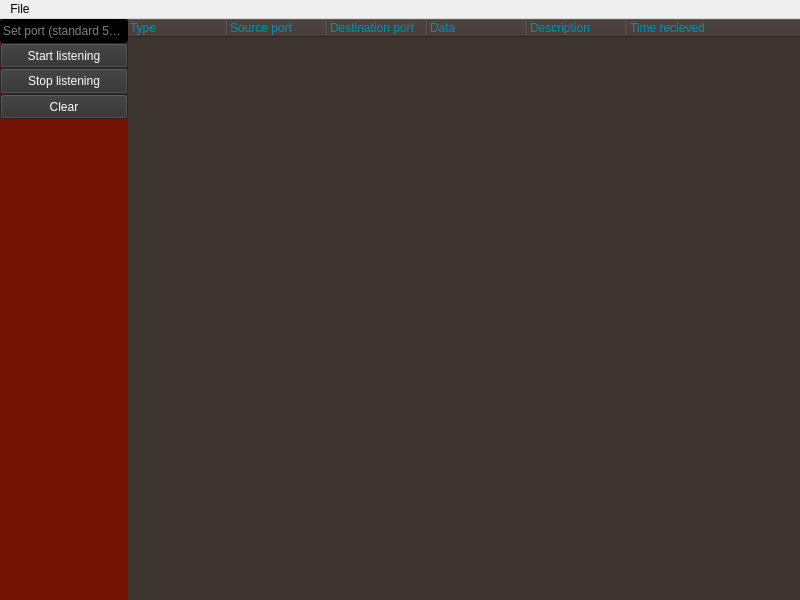
Qt form mainwindow.ui (Cannabis2013/NetScanner) before a commit.
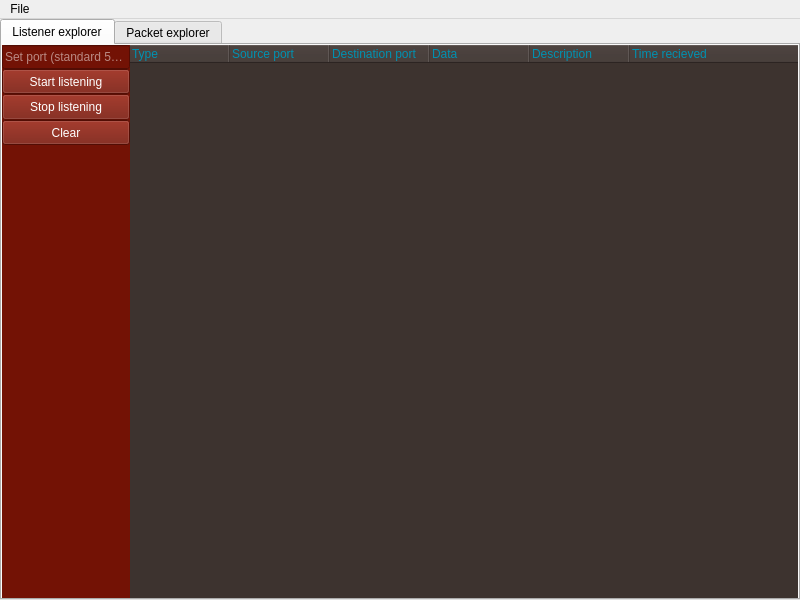
The same form after that commit.

Commit message: Added tabbed view.

Patch:
```diff
--- a/mainwindow.ui
+++ b/mainwindow.ui
@@ -30,7 +30,7 @@
   </property>
   <widget class="QWidget" name="centralwidget">
    <property name="styleSheet">
-    <string notr="true">QWidget#centralwidget
+    <string notr="true">QWidget#centralWidget
 {
 	background-color: rgb(115, 18, 5);
 }
@@ -53,6 +53,34 @@
      <number>0</number>
     </property>
     <item row="0" column="0">
+     <widget class="QTabWidget" name="tabWidget">
+      <property name="currentIndex">
+       <number>0</number>
+      </property>
+      <widget class="QWidget" name="tab">
+       <property name="styleSheet">
+        <string notr="true">background-color: rgb(115, 18, 5);</string>
+       </property>
+       <attribute name="title">
+        <string>Listener explorer</string>
+       </attribute>
+       <layout class="QGridLayout" name="gridLayout_3">
+        <property name="leftMargin">
+         <number>0</number>
+        </property>
+        <property name="topMargin">
+         <number>0</number>
+        </property>
+        <property name="rightMargin">
+         <number>0</number>
+        </property>
+        <property name="bottomMargin">
+         <number>0</number>
+        </property>
+        <property name="spacing">
+         <number>0</number>
+        </property>
+        <item row="0" column="0">
      <layout class="QGridLayout" name="gridLayout">
       <property name="spacing">
        <number>0</number>
@@ -226,6 +254,15 @@
     </item>
    </layout>
   </widget>
+      <widget class="QWidget" name="tab_2">
+       <attribute name="title">
+        <string>Packet explorer</string>
+       </attribute>
+      </widget>
+     </widget>
+    </item>
+   </layout>
+  </widget>
   <widget class="QMenuBar" name="menuBar">
    <property name="geometry">
     <rect>
```
Left out of the diff: 8 changed lines with no effect on the pictures. Lines whose indentation alone changed are shown as unchanged. The commit also changes 2 other files.
